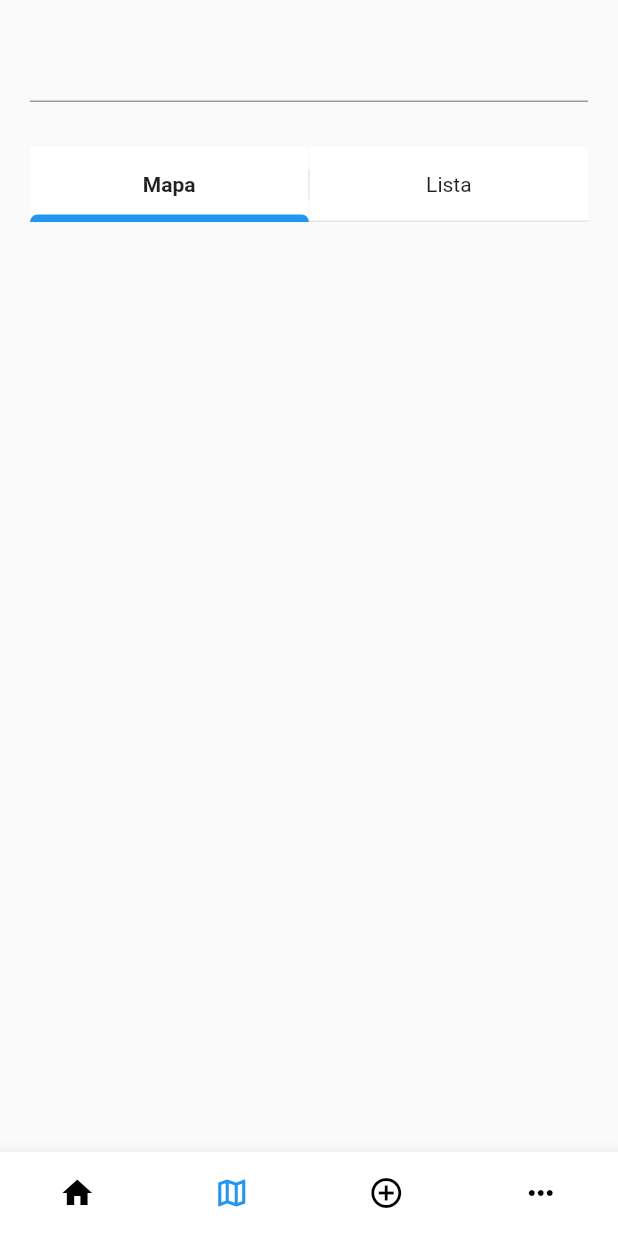
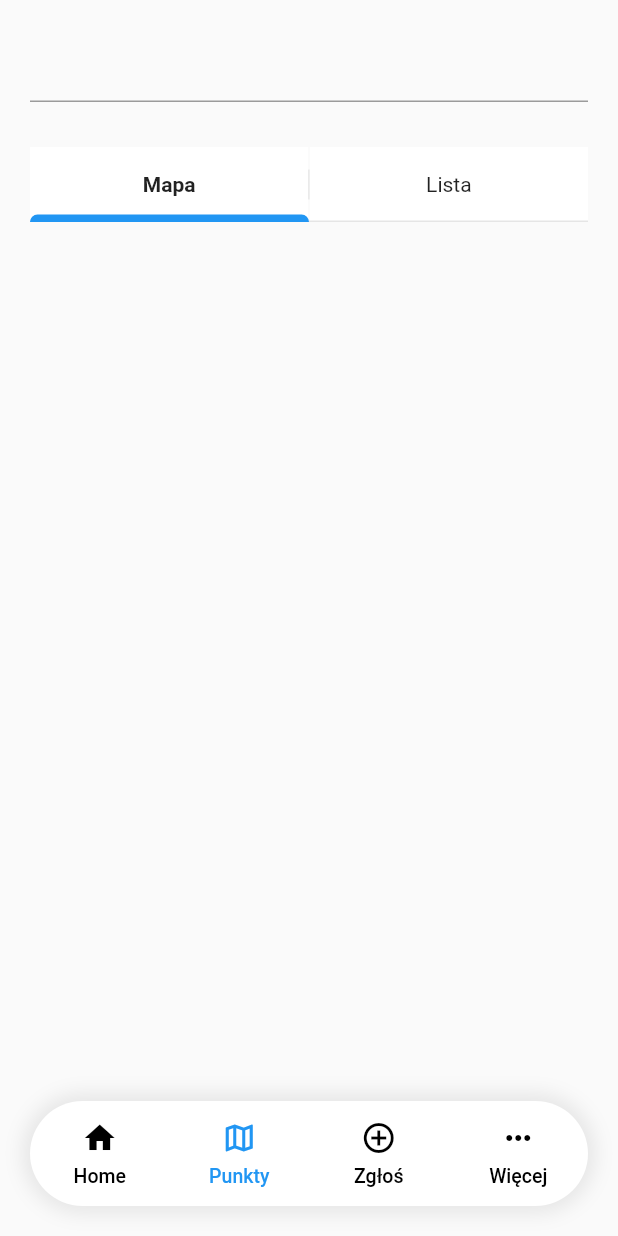
Before and after one commit to FirentisTFW/street-workout-places, a Flutter app: the screen it shows after launch, item 2 of the bottom bar chosen, on a phone screen of 412 x 824 dp. Run offline on Flutter 3.47's test engine with Material 2 defaults, Android fonts, the phone set to English and light mode, and no system bars; our stand-ins replace flutter_bloc, freezed_annotation, get_it.

Commit message:
Update bottom bar UI

```diff
--- a/lib/pages/dashboard/dashboard_page.dart
+++ b/lib/pages/dashboard/dashboard_page.dart
@@ -1,12 +1,15 @@
 import 'package:app/common/bloc_page_state.dart';
 import 'package:app/pages/dashboard/dashboard_bloc.dart';
 import 'package:app/pages/dashboard/dashboard_tab.dart';
+import 'package:app/pages/dashboard/widgets/bottom_navigation_bar_button_item.dart';
 import 'package:app/routing/dashboard_tabs/form_routing.dart';
 import 'package:app/routing/dashboard_tabs/home_routing.dart';
 import 'package:app/routing/dashboard_tabs/more_routing.dart';
 import 'package:app/routing/dashboard_tabs/spots_routing.dart';
 import 'package:app/styles/app_animations.dart';
-import 'package:app/styles/app_colors.dart';
+import 'package:app/styles/app_decorations.dart';
+import 'package:app/styles/app_dimensions.dart';
+import 'package:app/styles/app_padding.dart';
 import 'package:flutter/material.dart';
 import 'package:flutter_bloc/flutter_bloc.dart';
 
@@ -37,9 +40,6 @@ class _DashboardPageState extends BlocPageState<DashboardPage, DashboardBloc> {
       listener: _onStateChanged,
       builder: (_, state) => Scaffold(
         body: _buildBody(state),
-        bottomNavigationBar: _buildBottomNavigationBar(
-          activeTab: state.tab,
-        ),
       ),
     );
   }
@@ -58,6 +58,18 @@ class _DashboardPageState extends BlocPageState<DashboardPage, DashboardBloc> {
   }
 
   Widget _buildBody(DashboardState state) {
+    return Stack(
+      alignment: Alignment.bottomCenter,
+      children: [
+        _buildPages(state),
+        _buildBottomNavigationBar(
+          activeTab: state.tab,
+        ),
+      ],
+    );
+  }
+
+  Widget _buildPages(DashboardState state) {
     return AnimatedSwitcher(
       duration: AppAnimations.animatedSwitcherDuration,
       child: Stack(
@@ -116,37 +128,30 @@ class _DashboardPageState extends BlocPageState<DashboardPage, DashboardBloc> {
   Widget _buildBottomNavigationBar({
     required DashboardTab activeTab,
   }) {
-    return BottomNavigationBar(
-      backgroundColor: AppColors.white,
-      currentIndex: _tabs.indexOf(activeTab),
-      elevation: 10.0,
-      items: _buildBottomNavigationBarItems(),
-      onTap: (index) => bloc.add(
-        DashboardEvent.changeTabRequested(
-          tab: _tabs[index],
-        ),
+    return Container(
+      height: AppDimensions.bottomNavgationBarHeight,
+      decoration: AppDecorations.bottomNavigationBar,
+      padding: const EdgeInsets.symmetric(
+        vertical: 4.0,
       ),
-      showSelectedLabels: false,
-      showUnselectedLabels: false,
-      type: BottomNavigationBarType.fixed,
+      margin: AppPadding.defaultAll,
+      child: Row(
+        children: _tabs
+            .map(
+              (tab) => Expanded(
+                child: BottomNavigationBarButtonItem(
+                  tab: tab,
+                  isSelected: tab == activeTab,
+                  onPressed: () => bloc.add(
+                    DashboardEvent.changeTabRequested(
+                      tab: tab,
+                    ),
+                  ),
+                ),
+              ),
+            )
+            .toList(),
+      ),
     );
   }
-
-  List<BottomNavigationBarItem> _buildBottomNavigationBarItems() {
-    return _tabs
-        .map(
-          (tab) => BottomNavigationBarItem(
-            activeIcon: Icon(
-              tab.icon,
-              color: AppColors.blue,
-            ),
-            icon: Icon(
-              tab.icon,
-              color: AppColors.black,
-            ),
-            label: tab.getLabel(context),
-          ),
-        )
-        .toList();
-  }
 }
--- /dev/null
+++ b/lib/pages/dashboard/widgets/bottom_navigation_bar_button_item.dart
@@ -0,0 +1,55 @@
+import 'package:app/pages/dashboard/dashboard_tab.dart';
+import 'package:app/styles/app_colors.dart';
+import 'package:app/widgets/ios_ripple_remover.dart';
+import 'package:app/widgets/space.dart';
+import 'package:flutter/material.dart';
+
+class BottomNavigationBarButtonItem extends StatelessWidget {
+  final bool isSelected;
+  final DashboardTab tab;
+  final VoidCallback onPressed;
+
+  const BottomNavigationBarButtonItem({
+    required this.isSelected,
+    required this.tab,
+    required this.onPressed,
+  });
+
+  @override
+  Widget build(BuildContext context) {
+    return IosRippleRemover(
+      child: MaterialButton(
+        height: 70.0,
+        shape: const CircleBorder(),
+        onPressed: onPressed,
+        child: Column(
+          mainAxisSize: MainAxisSize.min,
+          children: [
+            _buildIcon(),
+            const Space.vertical(6.0),
+            _buildText(context),
+          ],
+        ),
+      ),
+    );
+  }
+
+  Widget _buildIcon() {
+    return Icon(
+      tab.icon,
+      color: isSelected ? AppColors.blue : AppColors.black,
+      size: 24.0,
+    );
+  }
+
+  Widget _buildText(BuildContext context) {
+    // TODO Update text style
+    return Text(
+      tab.getLabel(context),
+      style: TextStyle(
+        fontSize: 13.0,
+        color: isSelected ? AppColors.blue : AppColors.black,
+      ),
+    );
+  }
+}
--- a/lib/styles/app_colors.dart
+++ b/lib/styles/app_colors.dart
@@ -6,6 +6,7 @@ class AppColors {
   static const Color black = Colors.black;
   static const Color blue = Colors.blue;
   static const Color grey = Color(0xFFE5E5E5);
+  static const Color greyDark = Color(0xFF606060);
   static const Color transparent = Colors.transparent;
   static const Color white = Colors.white;
 }
--- /dev/null
+++ b/lib/styles/app_decorations.dart
@@ -0,0 +1,18 @@
+import 'package:app/styles/app_colors.dart';
+import 'package:flutter/material.dart';
+
+class AppDecorations {
+  const AppDecorations._();
+
+  static final BoxDecoration bottomNavigationBar = BoxDecoration(
+    borderRadius: BorderRadius.circular(40.0),
+    boxShadow: [
+      BoxShadow(
+        blurRadius: 10.0,
+        color: AppColors.greyDark.withOpacity(0.13),
+        spreadRadius: 5.0,
+      ),
+    ],
+    color: Colors.white,
+  );
+}
--- a/lib/styles/app_dimensions.dart
+++ b/lib/styles/app_dimensions.dart
@@ -2,4 +2,5 @@ class AppDimensions {
   const AppDimensions._();
 
   static const double actionButtonHeight = 50.0;
+  static const double bottomNavgationBarHeight = 70.0;
 }
--- /dev/null
+++ b/lib/styles/app_padding.dart
@@ -0,0 +1,8 @@
+import 'package:flutter/material.dart';
+
+class AppPadding {
+  const AppPadding._();
+
+  static const double _defaultValue = 20.0;
+  static const EdgeInsets defaultAll = EdgeInsets.all(_defaultValue);
+}
--- /dev/null
+++ b/lib/widgets/ios_ripple_remover.dart
@@ -0,0 +1,24 @@
+import 'dart:io';
+
+import 'package:app/styles/app_colors.dart';
+import 'package:flutter/material.dart';
+
+class IosRippleRemover extends StatelessWidget {
+  final Widget child;
+
+  const IosRippleRemover({
+    required this.child,
+  });
+
+  @override
+  Widget build(BuildContext context) {
+    if (!Platform.isIOS) return child;
+    return Theme(
+      data: ThemeData(
+        highlightColor: AppColors.transparent,
+        splashColor: AppColors.transparent,
+      ),
+      child: child,
+    );
+  }
+}
```
